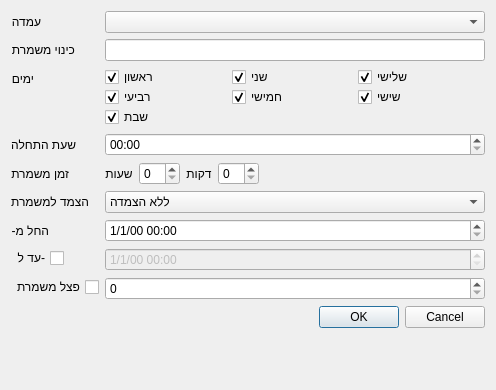
Qt form Ui/ShiftDialog.ui (omertal88/shavzak) before a commit.
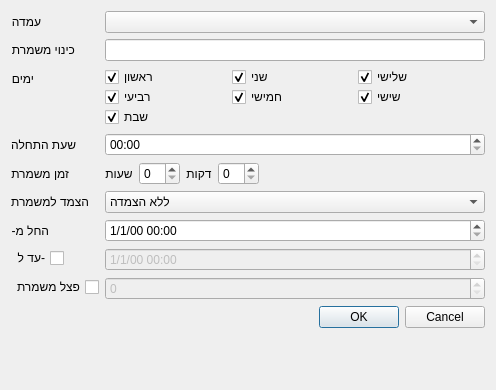
The same form after that commit.

The edit to the form file:
```diff
--- a/Ui/ShiftDialog.ui
+++ b/Ui/ShiftDialog.ui
@@ -272,6 +272,9 @@
    </item>
    <item row="9" column="1">
     <widget class="QSpinBox" name="splitShiftSpin">
+     <property name="enabled">
+      <bool>false</bool>
+     </property>
      <property name="maximum">
       <number>1000</number>
      </property>
```
Left out of the diff: 26 changed lines with no effect on the pictures.
